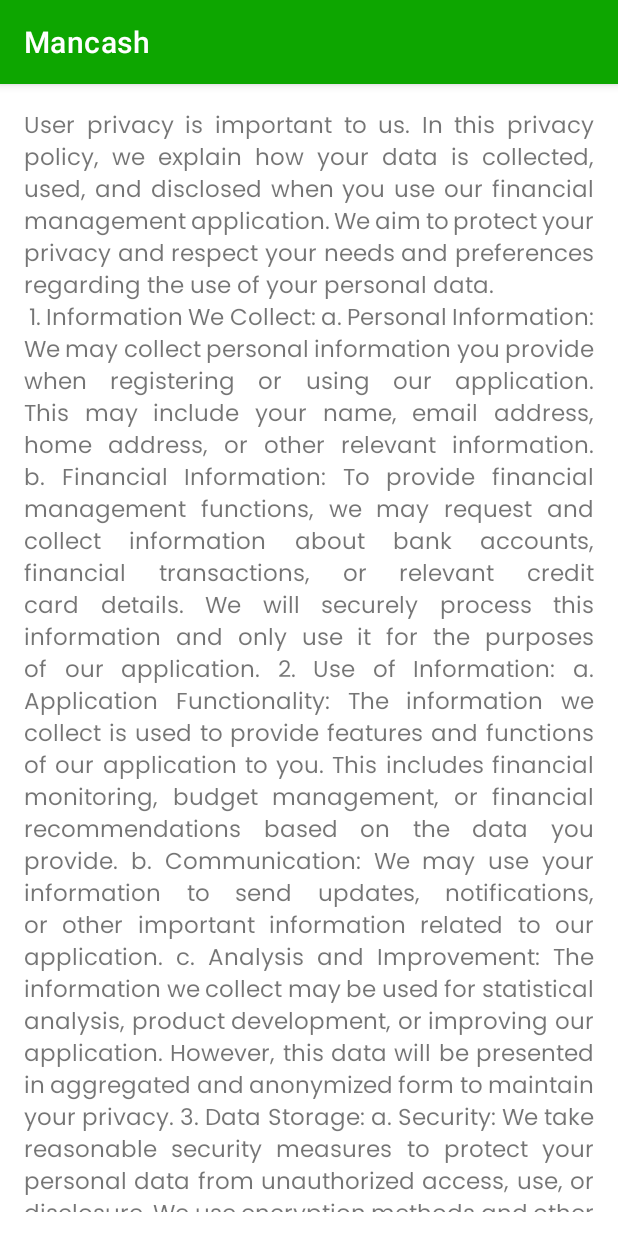
After one commit to Hermanushasta/Mancash_Mobile, an Android app: the fragment PrivacyPolicyFragment shown on its own in the app's theme, on a phone screen of 412 x 824 dp. The commit adds this screen. Run offline under Robolectric (Android 15) with nearby library versions, the phone set to English and light mode, and no system bars.

Commit message:
update terbaru

```diff
--- a/app/src/main/AndroidManifest.xml
+++ b/app/src/main/AndroidManifest.xml
@@ -27,6 +27,10 @@
             android:name=".RegisterActivity"
             android:exported="false">
         </activity>
+        <activity
+            android:name=".ResetPasswordActivity"
+            android:exported="false">
+        </activity>
     </application>
 
 </manifest>
--- /dev/null
+++ b/app/src/main/java/org/d3if0043/mancashmobile/PrivacyPolicyFragment.kt
@@ -0,0 +1,21 @@
+package org.d3if0043.mancashmobile
+
+import android.os.Bundle
+import android.view.LayoutInflater
+import android.view.View
+import android.view.ViewGroup
+import androidx.fragment.app.Fragment
+import org.d3if0043.mancashmobile.databinding.FragmentPrivacyPolicyBinding
+
+class PrivacyPolicyFragment : Fragment() {
+    private lateinit var binding: FragmentPrivacyPolicyBinding
+
+    override fun onCreateView(
+        inflater: LayoutInflater,
+        container: ViewGroup?,
+        savedInstanceState: Bundle?
+    ): View? {
+        binding = FragmentPrivacyPolicyBinding.inflate(layoutInflater, container, false)
+        return binding.root
+    }
+}
--- a/app/src/main/java/org/d3if0043/mancashmobile/ResetPasswordActivity.kt
+++ b/app/src/main/java/org/d3if0043/mancashmobile/ResetPasswordActivity.kt
@@ -22,7 +22,7 @@
         setContentView(binding.root)
 
         binding.backToSignLink.setOnClickListener {
-            val intent = Intent(this, ResetPasswordActivity::class.java)
+            val intent = Intent(this, LoginActvity::class.java)
             startActivity(intent)
         }
 
--- a/app/src/main/res/layout/activity_reset_password.xml
+++ b/app/src/main/res/layout/activity_reset_password.xml
@@ -55,7 +55,8 @@
         android:fontFamily="@font/poppinssemibold"
         android:text="@string/back_to_sign"
         android:textColor="@color/black"
-        android:textSize="15sp" />
+        android:textSize="15sp"
+        android:onClick="onClick"/>
 
     <Button
         android:id="@+id/sendEmailButtonReset"
--- /dev/null
+++ b/app/src/main/res/layout/fragment_privacy_policy.xml
@@ -0,0 +1,18 @@
+<?xml version="1.0" encoding="utf-8"?>
+<LinearLayout xmlns:android="http://schemas.android.com/apk/res/android"
+    xmlns:tools="http://schemas.android.com/tools"
+    android:layout_width="match_parent"
+    android:layout_height="match_parent"
+    android:orientation="vertical"
+    tools:context=".PrivacyPolicyFragment">
+
+    <TextView
+        android:layout_width="match_parent"
+        android:layout_height="wrap_content"
+        android:justificationMode="inter_word"
+        android:layout_margin="16dp"
+        android:fontFamily="@font/poppinsregular"
+        android:text="@string/copyright"
+        android:textSize="15sp" />
+
+</LinearLayout>
--- a/app/src/main/res/values/strings.xml
+++ b/app/src/main/res/values/strings.xml
@@ -82,4 +82,34 @@
         <item>Month</item>
         <item>Year</item>
     </string-array>
+
+    //Privacy Policy / Copyright
+    <string name="copyright">User privacy is important to us. In this privacy policy, we explain how your data is collected, used, and disclosed when you use our financial management application. We aim to protect your privacy and respect your needs and preferences regarding the use of your personal data.\n
+
+1. Information We Collect:
+a. Personal Information: We may collect personal information you provide when registering or using our application. This may include your name, email address, home address, or other relevant information.
+b. Financial Information: To provide financial management functions, we may request and collect information about bank accounts, financial transactions, or relevant credit card details. We will securely process this information and only use it for the purposes of our application.
+
+2. Use of Information:
+a. Application Functionality: The information we collect is used to provide features and functions of our application to you. This includes financial monitoring, budget management, or financial recommendations based on the data you provide.
+b. Communication: We may use your information to send updates, notifications, or other important information related to our application. c. Analysis and Improvement: The information we collect may be used for statistical analysis, product development, or improving our application. However, this data will be presented in aggregated and anonymized form to maintain your privacy.
+
+3. Data Storage:
+a. Security: We take reasonable security measures to protect your personal data from unauthorized access, use, or disclosure. We use encryption methods and other security protocols to safeguard your data when stored in our systems.
+b. Storage: We will only retain your data for as long as necessary for the purposes described in this policy or as required by applicable law.
+
+4. Information Disclosure:
+a. Third Parties: We will not disclose your personal information to third parties without your consent, except where required by law or necessary for data processing purposes in accordance with this policy.
+b. Service Providers: In some cases, we may use third-party service providers to assist in the operation of our application. However, they will only have limited access to your data and are required to maintain the confidentiality of such information.
+
+5. Policy Updates:
+We may update this privacy policy from time to time. If there are significant changes in how we collect, use, or disclose your information, we will notify you through notifications within the application or other appropriate communication methods.
+We encourage you to periodically review this privacy policy and contact us if you have any questions or concerns about your privacy.
+Thank you for using our financial management application.</string>
+
+    //Contact Us Page
+    <string name="phoneNumberContactUs">+621234567890</string>
+    <string name="emailContactUs">mancash@gmail.com</string>
+
+
 </resources>
```
Also changed, not shown: app/src/main/java/org/d3if0043/mancashmobile/ContactUsFragment.kt (added, +21 -0 lines), app/src/main/java/org/d3if0043/mancashmobile/LoginActvity.kt (+7 -0 lines), app/src/main/java/org/d3if0043/mancashmobile/SettingsFragment.kt (+21 -43 lines), app/src/main/res/layout/activity_login.xml (+4 -3 lines), app/src/main/res/layout/fragment_contact_us.xml (added, +97 -0 lines), app/src/main/res/layout/fragment_settings.xml (+22 -14 lines), app/src/main/res/navigation/navigation.xml (+18 -1 lines).
